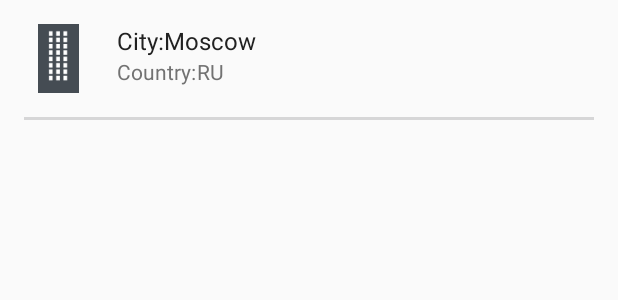
After one commit to iskandarshabaev/weather, an Android app: the layout item_add_city.xml on its own in the app's theme, with its tools: preview values and no code run, on a phone screen of 412 x 824 dp. The commit adds this screen. Shown: the top 300 px of the screen. Run offline under Robolectric (Android 15) with nearby library versions, the phone set to English and light mode, and no system bars.

Commit message:
Добавлена стилизцаия элемента add_city

```diff
--- a/app/src/main/java/com/ishabaev/weather/addcity/AddCityViewAdapter.java
+++ b/app/src/main/java/com/ishabaev/weather/addcity/AddCityViewAdapter.java
@@ -50,7 +50,7 @@ public class AddCityViewAdapter extends RecyclerView.Adapter<AddCityViewAdapter.
     @Override
     public ViewHolder onCreateViewHolder(ViewGroup parent, int viewType) {
         View view = LayoutInflater.from(parent.getContext())
-                .inflate(R.layout.add_city_item, parent, false);
+                .inflate(R.layout.item_add_city, parent, false);
         return new ViewHolder(view);
     }
 
--- a/app/src/main/res/layout/add_city_item.xml
+++ /dev/null
@@ -1,40 +0,0 @@
-<?xml version="1.0" encoding="utf-8"?>
-<RelativeLayout xmlns:android="http://schemas.android.com/apk/res/android"
-    android:layout_width="match_parent"
-    android:layout_height="wrap_content"
-    android:clickable="true"
-    android:foreground="?android:attr/selectableItemBackground"
-    android:orientation="horizontal">
-
-    <ImageView
-        android:id="@+id/ic_city"
-        android:layout_width="@dimen/image_width"
-        android:layout_height="@dimen/image_height"
-        android:layout_marginBottom="@dimen/image_left_margin"
-        android:layout_marginLeft="@dimen/image_left_margin"
-        android:layout_marginTop="@dimen/image_left_margin"
-        android:src="@drawable/city1" />
-
-    <TextView
-        android:id="@+id/city_name"
-        android:layout_width="wrap_content"
-        android:layout_height="wrap_content"
-        android:layout_centerVertical="true"
-        android:layout_margin="@dimen/text_margin"
-        android:layout_toRightOf="@+id/ic_city"
-        android:text="City city"
-        android:textColor="@color/primaryTextColor"
-        android:textSize="@dimen/primary_text_size" />
-
-    <TextView
-        android:id="@+id/country"
-        android:layout_width="wrap_content"
-        android:layout_height="wrap_content"
-        android:layout_centerVertical="true"
-        android:layout_margin="@dimen/text_margin"
-        android:layout_toRightOf="@+id/city_name"
-        android:text="Ru"
-        android:textColor="@color/secondaryTextColor"
-        android:textSize="@dimen/primary_text_size" />
-
-</RelativeLayout>
--- /dev/null
+++ b/app/src/main/res/layout/item_add_city.xml
@@ -0,0 +1,71 @@
+<?xml version="1.0" encoding="utf-8"?>
+<RelativeLayout xmlns:android="http://schemas.android.com/apk/res/android"
+    android:layout_width="match_parent"
+    android:layout_height="wrap_content"
+    android:clickable="true"
+    android:foreground="?android:attr/selectableItemBackground"
+    android:orientation="horizontal">
+
+    <ImageView
+        android:id="@+id/ic_city"
+        android:layout_width="@dimen/image_width"
+        android:layout_height="@dimen/image_height"
+        android:layout_marginBottom="@dimen/image_left_margin"
+        android:layout_marginLeft="@dimen/image_left_margin"
+        android:layout_marginTop="@dimen/image_left_margin"
+        android:src="@drawable/city1" />
+
+
+    <TextView
+        android:id="@+id/city_name_caption"
+        android:layout_width="wrap_content"
+        android:layout_height="wrap_content"
+        android:layout_marginLeft="@dimen/text_margin"
+        android:layout_marginTop="@dimen/text_margin"
+        android:layout_toRightOf="@+id/ic_city"
+        android:text="@string/city_caption"
+        android:textColor="@color/primaryTextColor"
+        android:textSize="@dimen/primary_text_size" />
+
+    <TextView
+        android:id="@+id/city_name"
+        android:layout_width="wrap_content"
+        android:layout_height="wrap_content"
+        android:layout_marginTop="@dimen/text_margin"
+        android:layout_marginRight="@dimen/text_margin"
+        android:layout_toRightOf="@+id/city_name_caption"
+        android:text="Moscow"
+        android:textColor="@color/primaryTextColor"
+        android:textSize="@dimen/primary_text_size" />
+
+    <TextView
+        android:id="@+id/country_name_caption"
+        android:layout_width="wrap_content"
+        android:layout_height="wrap_content"
+        android:layout_below="@+id/city_name_caption"
+        android:layout_marginLeft="@dimen/text_margin"
+        android:layout_toRightOf="@+id/ic_city"
+        android:text="@string/country_caption"
+        android:textColor="@color/secondaryTextColor"
+        android:textSize="@dimen/subtext_size" />
+
+    <TextView
+        android:id="@+id/country"
+        android:layout_width="wrap_content"
+        android:layout_height="wrap_content"
+        android:layout_below="@+id/city_name_caption"
+        android:layout_marginRight="@dimen/text_margin"
+        android:layout_toRightOf="@+id/country_name_caption"
+        android:text="RU"
+        android:textColor="@color/secondaryTextColor"
+        android:textSize="@dimen/subtext_size" />
+    <View
+        android:background="@drawable/dropshadow"
+        android:layout_width="match_parent"
+        android:layout_height="2dp"
+        android:layout_marginLeft="@dimen/image_left_margin"
+        android:layout_marginRight="@dimen/image_right_margin"
+        android:layout_alignParentBottom="false"
+        android:layout_below="@+id/ic_city" />
+
+</RelativeLayout>
--- a/app/src/main/res/values/strings.xml
+++ b/app/src/main/res/values/strings.xml
@@ -12,4 +12,6 @@
     <string name="image_description" translatable="false">Image</string>
     <string name="error">Error</string>
     <string name="failed_to_load_weather">Failed to load weather</string>
+    <string name="city_caption">City: </string>
+    <string name="country_caption">Country: </string>
 </resources>
```
Also changed, not shown: 1 other file.
